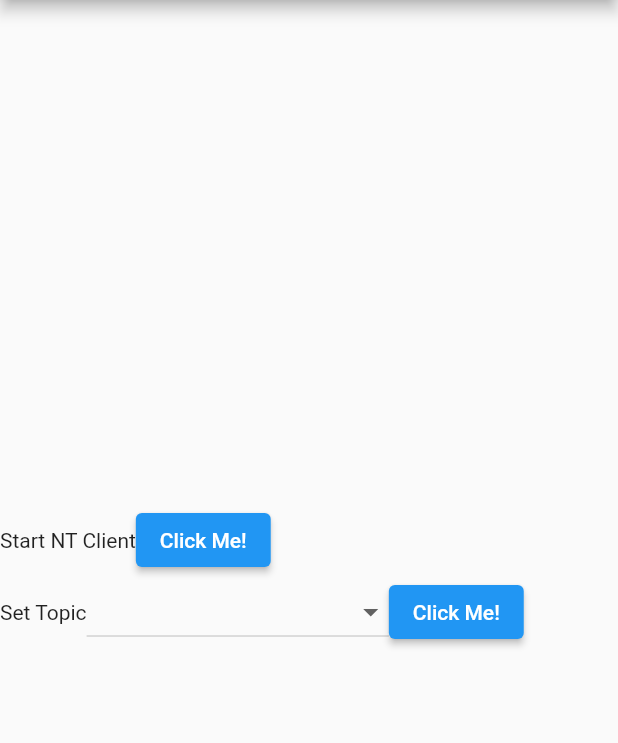
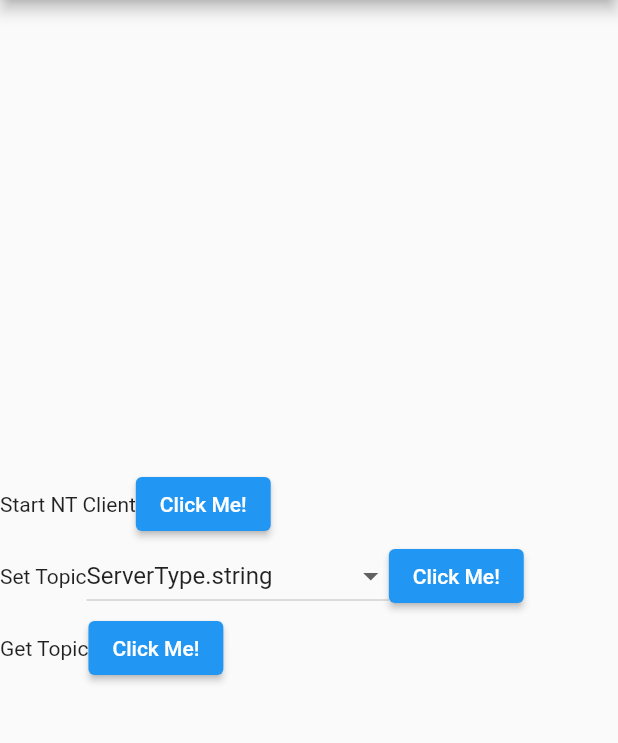
Before and after one commit to Team334/OperatorDashboard334, a Flutter app: the screen it shows after launch, after a tap on "Click Me!", on a phone screen of 412 x 824 dp, the part 84-827 px from its top. Run offline on Flutter 3.47's test engine with Material 2 defaults, Android fonts, the phone set to English and light mode, and no system bars; missing offline and left inert: dart:ffi; network calls fail.

Commit message:
continued to combine UI with nt_client functions

```diff
--- a/lib/src/nt_client.dart
+++ b/lib/src/nt_client.dart
@@ -28,16 +28,15 @@ class ServerResponse {
   }
 }
 
-Future<ServerResponse> startNtClient(int team) async {
+class NTClient {
+  static Future<ServerResponse> startNtClient(int team) async {
     return ServerResponse.fromJson((await http.get(Uri.http(
-    'localhost:8000',
-    '/startNtClient',
-    {"team": team.toString()}
-  ))).body);
+            'localhost:8000', '/startNtClient', {"team": team.toString()})))
+        .body);
   }
 
-Future<ServerResponse> setTopic<T>(
-    String name, T value, ServerType type) async {
+  static Future<ServerResponse> setTopic(
+      String name, dynamic value, ServerType type) async {
     return ServerResponse.fromJson((await http.get(Uri.http(
             'localhost:8000',
             '/setTopic',
@@ -45,10 +44,13 @@ Future<ServerResponse> setTopic<T>(
         .body);
   }
 
-Future<ServerResponse> getTopic(String name, ServerType type) async {
-  return ServerResponse.fromJson(
-      (await http.get(Uri.http('localhost:8000', '/getTopic', {
-        "name": name,
-        "type": describeEnum(type)
-      }))).body);
+  static Future<ServerResponse> getTopic(String name, ServerType type) async {
+    ServerResponse res = ServerResponse.fromJson((await http.get(Uri.http(
+            'localhost:8000',
+            '/getTopic',
+            {"name": name, "type": describeEnum(type)})))
+        .body);
+
+    return res;
   }
+}
--- a/lib/src/screens/nt_client_test.dart
+++ b/lib/src/screens/nt_client_test.dart
@@ -1,5 +1,5 @@
 import 'package:flutter/material.dart';
-import '../nt_client.dart' as nt;
+import '../nt_client.dart';
 
 class NtClientTest extends StatefulWidget {
   const NtClientTest({super.key});
@@ -9,7 +9,13 @@ class NtClientTest extends StatefulWidget {
 }
 
 class _NtClientTestState extends State<NtClientTest> {
-  nt.ServerResponse serverRes = nt.ServerResponse("", false);
+  ServerResponse serverRes = ServerResponse("", false);
+
+  ServerType setValType = ServerType.string;
+  ServerType getValType = ServerType.string;
+
+  String setTopicName = "";
+  String getTopicName = "";
 
   @override
   void initState() {
@@ -27,7 +33,7 @@ class _NtClientTestState extends State<NtClientTest> {
             const Text("Start NT Client"),
             ElevatedButton(
                 onPressed: () async {
-                  nt.ServerResponse res = await nt.startNtClient(334);
+                  ServerResponse res = await NTClient.startNtClient(334);
                   setState(() => serverRes = res);
                 },
                 child: const Text("Click Me!")),
@@ -35,19 +41,49 @@ class _NtClientTestState extends State<NtClientTest> {
           ]),
           Row(children: [
             const Text("Set Topic"),
-            DropdownButton(
-                items: nt.ServerType.values.map((nt.ServerType type) {
-                  return DropdownMenuItem(
+            DropdownButton<ServerType>(
+                value: setValType,
+                items: ServerType.values.map((ServerType type) {
+                  return DropdownMenuItem<ServerType>(
                       value: type, child: Text(type.toString()));
                 }).toList(),
-                onChanged: (nt.ServerType? type) {}),
+                onChanged: (ServerType? type) {
+                  setState(() {
+                    if (type != null) {
+                      setValType = type;
+                    }
+                  });
+                }),
             ElevatedButton(
                 onPressed: () async {
-                  nt.ServerResponse res =
-                      await nt.setTopic("", "", nt.ServerType.string);
+                  ServerResponse res =
+                      await NTClient.setTopic(setTopicName, "", setValType);
+                  setState(() => serverRes = res);
                 },
                 child: const Text("Click Me!"))
-          ])
+          ]),
+          Row(
+            children: [
+              const Text("Get Topic"),
+              // TextFormField(
+              //   decoration: const InputDecoration(
+              //     border: UnderlineInputBorder(),
+              //     labelText: 'Topic Name',
+              //   ),
+              //   onChanged: (String name) {
+              //     topicName = name;
+              //   },
+              // ),
+              ElevatedButton(
+                child: const Text("Click Me!"),
+                onPressed: () async {
+                  ServerResponse res =
+                      await NTClient.getTopic(getTopicName, getValType);
+                  setState(() => serverRes = res);
+                },
+              )
+            ],
+          )
         ]));
   }
 }
```
Lines whose indentation alone changed are shown as unchanged.
